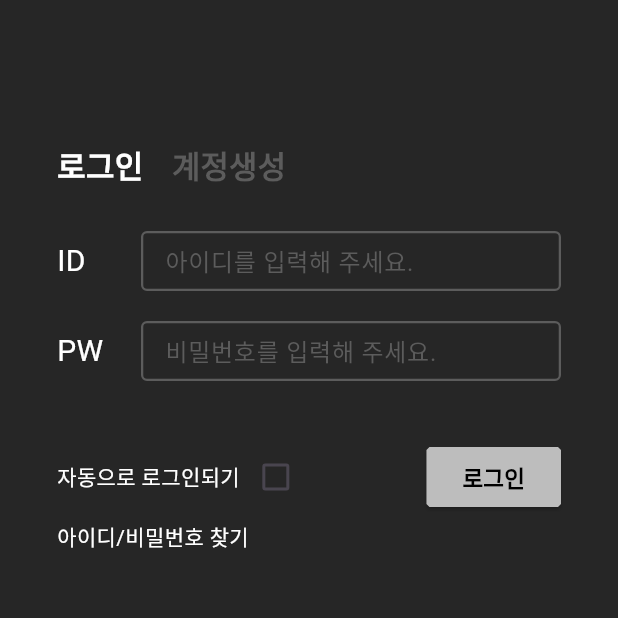
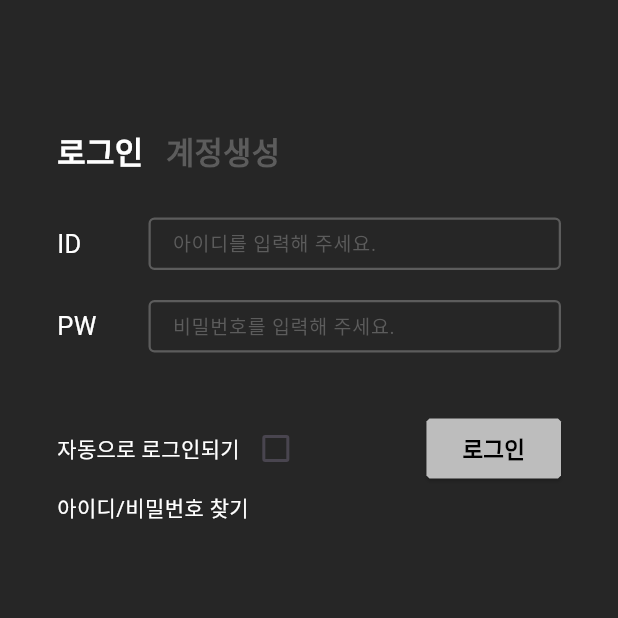
Before and after one commit to wa-plan/domino-front-end, a Flutter app: the screen it shows after launch, on a phone screen of 412 x 824 dp, the top half of it. Run offline on Flutter 3.47's test engine with Material 3 defaults, Android fonts, the phone set to English and light mode, and no system bars; our stand-ins replace dio, fluttertoast, shared_preferences, table_calendar.

Commit message:
Update login.dart

```diff
--- a/lib/screens/LR/login.dart
+++ b/lib/screens/LR/login.dart
@@ -1,4 +1,6 @@
+import 'package:domino/screens/LR/loginregister_find_password.dart';
 import 'package:flutter/material.dart';
+import 'package:flutter/widgets.dart';
 import 'package:http/http.dart' as http;
 import 'dart:convert';
 import 'package:fluttertoast/fluttertoast.dart';
@@ -117,7 +119,7 @@ class _LoginScreenState extends State<LoginScreen> {
                   ),
                 ),
                 Container(
-                    padding: const EdgeInsets.fromLTRB(7, 0, 0, 0),
+                    padding: const EdgeInsets.fromLTRB(15, 0, 0, 0),
                     child: TextButton(
                       onPressed: () {
                         Navigator.push(
@@ -127,6 +129,11 @@ class _LoginScreenState extends State<LoginScreen> {
                           ),
                         );
                       },
+                      style: TextButton.styleFrom(
+                        minimumSize: Size.zero,
+                        padding: EdgeInsets.zero,
+                        tapTargetSize: MaterialTapTargetSize.shrinkWrap,
+                      ),
                       child: Text(
                         '계정생성',
                         style: TextStyle(
@@ -138,23 +145,23 @@ class _LoginScreenState extends State<LoginScreen> {
                     )),
               ],
             ),
-            const SizedBox(height: 20.0),
+            const SizedBox(height: 30.0),
             Row(mainAxisAlignment: MainAxisAlignment.spaceBetween, children: [
               const Text(
                 'ID',
                 style: TextStyle(
                   color: Colors.white,
-                  fontSize: 20,
+                  fontSize: 17,
                 ),
               ),
               SizedBox(
-                  height: 40,
-                  width: 280,
+                  height: 35,
+                  width: 275,
                   child: TextField(
                     controller: controller,
                     decoration: InputDecoration(
                         labelText: '아이디를 입력해 주세요.',
-                        labelStyle: const TextStyle(color: Color(0xff5C5C5C)),
+                        labelStyle: const TextStyle(color: Color(0xff5C5C5C),fontSize: 13),
                         enabledBorder: OutlineInputBorder(
                             borderRadius: BorderRadius.circular(4),
                             borderSide: const BorderSide(
@@ -169,17 +176,17 @@ class _LoginScreenState extends State<LoginScreen> {
                 'PW',
                 style: TextStyle(
                   color: Colors.white,
-                  fontSize: 20,
+                  fontSize: 17,
                 ),
               ),
               SizedBox(
-                  height: 40,
-                  width: 280,
+                  height: 35,
+                  width: 275,
                   child: TextField(
                     controller: controller2,
                     decoration: InputDecoration(
                         labelText: '비밀번호를 입력해 주세요.',
-                        labelStyle: const TextStyle(color: Color(0xff5C5C5C)),
+                        labelStyle: const TextStyle(color: Color(0xff5C5C5C),fontSize: 13),
                         enabledBorder: OutlineInputBorder(
                             borderRadius: BorderRadius.circular(4),
                             borderSide: const BorderSide(
@@ -194,11 +201,10 @@ class _LoginScreenState extends State<LoginScreen> {
                 mainAxisAlignment: MainAxisAlignment.spaceBetween,
                 crossAxisAlignment: CrossAxisAlignment.start,
                 children: [
-                  const Column(
+                  Column(
                       crossAxisAlignment: CrossAxisAlignment.start,
                       children: [
-                        Row(children: [
-
+                        const Row(children: [
                           Text(
                             '자동으로 로그인되기',
                             style: TextStyle(
@@ -208,15 +214,24 @@ class _LoginScreenState extends State<LoginScreen> {
                           ),
                           MyCheckBox(),
                         ]),
-
-                        SizedBox(height: 5.0),
-                        Text(
-                          '아이디/비밀번호 찾기',
-                          style: TextStyle(
-                            color: Colors.white,
-                            fontSize: 14,
-                          ),
-                        )
+                        const SizedBox(height: 5.0),
+                        GestureDetector(
+                            onTap: () {
+                              Navigator.push(
+                                context,
+                                MaterialPageRoute(
+                                  builder: (context) =>
+                                      const LoginregisterFindPassword(),
+                                ),
+                              );
+                            },
+                            child: const Text(
+                              '아이디/비밀번호 찾기',
+                              style: TextStyle(
+                                color: Colors.white,
+                                fontSize: 14,
+                              ),
+                            ))
                       ]),
                   ElevatedButton(
                     onPressed: _login,
```
